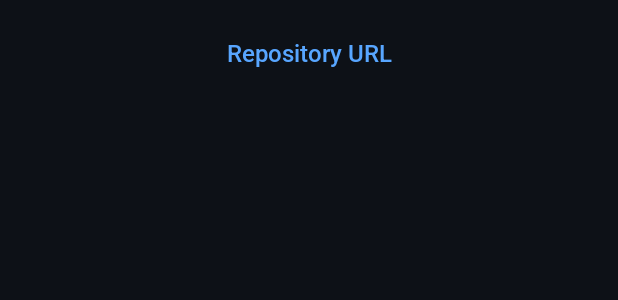
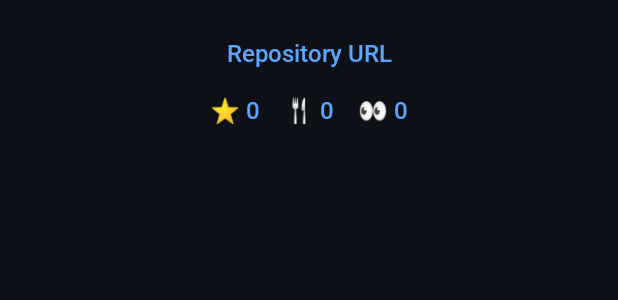
Before and after one commit to burzerus/GitView, an Android app: the layout fragment_detail_info.xml on its own in the app's theme, with its tools: preview values and no code run, on a phone screen of 412 x 824 dp. Shown: the top 300 px of the screen. Run offline under Robolectric (Android 15) with nearby library versions, the phone set to English and light mode, and no system bars.

Commit message:
add detail about stars forks watches

```diff
--- a/app/src/main/java/com/example/gitview/RepositoriesAdapter.kt
+++ b/app/src/main/java/com/example/gitview/RepositoriesAdapter.kt
@@ -1,10 +1,12 @@
 package com.example.gitview
 
+import android.os.Bundle
 import android.view.LayoutInflater
 import android.view.ViewGroup
 import androidx.recyclerview.widget.DiffUtil
 import androidx.recyclerview.widget.ListAdapter
 import androidx.recyclerview.widget.RecyclerView
+import androidx.navigation.findNavController
 import com.example.gitview.databinding.ItemRepositoryBinding
 
 class RepositoriesAdapter(private val onItemClick: (Repository) -> Unit) :
@@ -26,7 +28,9 @@ class RepositoriesAdapter(private val onItemClick: (Repository) -> Unit) :
             binding.repoDescription.text = repository.description ?: "No description"
             binding.repoLanguage.text = repository.language ?: "N/A"
 
-            // Передаем объект в Fragment
+            // Обновление статистики
+            binding.repoStats.text = "⭐ ${repository.stargazers_count}   🍴 ${repository.forks_count}   👀 ${repository.watchers_count}"
+
             itemView.setOnClickListener {
                 onItemClick(repository)
             }
--- a/app/src/main/java/com/example/gitview/Repository.kt
+++ b/app/src/main/java/com/example/gitview/Repository.kt
@@ -5,5 +5,8 @@ data class Repository(
     val name: String,
     val html_url: String,
     val description: String?,
-    val language: String? // Добавляем поле language
+    val language: String?,
+    val stargazers_count: Int, // Добавляем количество звезд
+    val forks_count: Int,      // Количество форков
+    val watchers_count: Int    // Количество наблюдателей
 )
--- a/app/src/main/res/layout/fragment_detail_info.xml
+++ b/app/src/main/res/layout/fragment_detail_info.xml
@@ -15,15 +15,58 @@
         android:layout_marginTop="24dp"
         android:fontFamily="@font/roboto_medium"
         android:gravity="center"
+        android:text="Repository URL"
         android:textColor="@color/name_repos"
-        android:text="Repository URL"
-        android:textSize="16dp"
+        android:textSize="16sp"
+        android:clickable="true"
+        android:focusable="true"
+        app:layout_constraintEnd_toEndOf="parent"
+        app:layout_constraintStart_toStartOf="parent"
+        app:layout_constraintTop_toTopOf="parent" />
+
+    <!-- Блок со статистикой: Stars, Forks, Watchers -->
 
 
-    android:clickable="true"
-    android:focusable="true"
-    app:layout_constraintEnd_toEndOf="parent"
-    app:layout_constraintStart_toStartOf="parent"
-    app:layout_constraintTop_toTopOf="parent" />
+
+    <LinearLayout
+        android:id="@+id/repoStats"
+        android:layout_width="wrap_content"
+        android:layout_height="wrap_content"
+        android:layout_marginTop="16dp"
+        android:orientation="horizontal"
+        android:gravity="center"
+        app:layout_constraintTop_toBottomOf="@id/repoUrl"
+        app:layout_constraintStart_toStartOf="parent"
+        app:layout_constraintEnd_toEndOf="parent">
+
+        <TextView
+            android:id="@+id/starsCount"
+            android:layout_width="wrap_content"
+            android:layout_height="wrap_content"
+            android:fontFamily="@font/roboto_medium"
+            android:text="⭐ 0"
+            android:textColor="@color/name_repos"
+            android:textSize="16sp"
+            android:paddingEnd="16dp"/>
+
+        <TextView
+            android:id="@+id/forksCount"
+            android:layout_width="wrap_content"
+            android:layout_height="wrap_content"
+            android:fontFamily="@font/roboto_medium"
+            android:text="🍴 0"
+            android:textColor="@color/name_repos"
+            android:textSize="16sp"
+            android:paddingEnd="16dp"/>
+
+        <TextView
+            android:id="@+id/watchersCount"
+            android:layout_width="wrap_content"
+            android:layout_height="wrap_content"
+            android:fontFamily="@font/roboto_medium"
+            android:text="👀 0"
+            android:textColor="@color/name_repos"
+            android:textSize="16sp"/>
+    </LinearLayout>
 
 </androidx.constraintlayout.widget.ConstraintLayout>
```
Also changed, not shown: app/src/main/java/com/example/gitview/DetailInfoFragment.kt (+8 -0 lines), app/src/main/java/com/example/gitview/RepositoriesListFragment.kt (+7 -1 lines), app/src/main/res/layout/item_repository.xml (+14 -12 lines).
